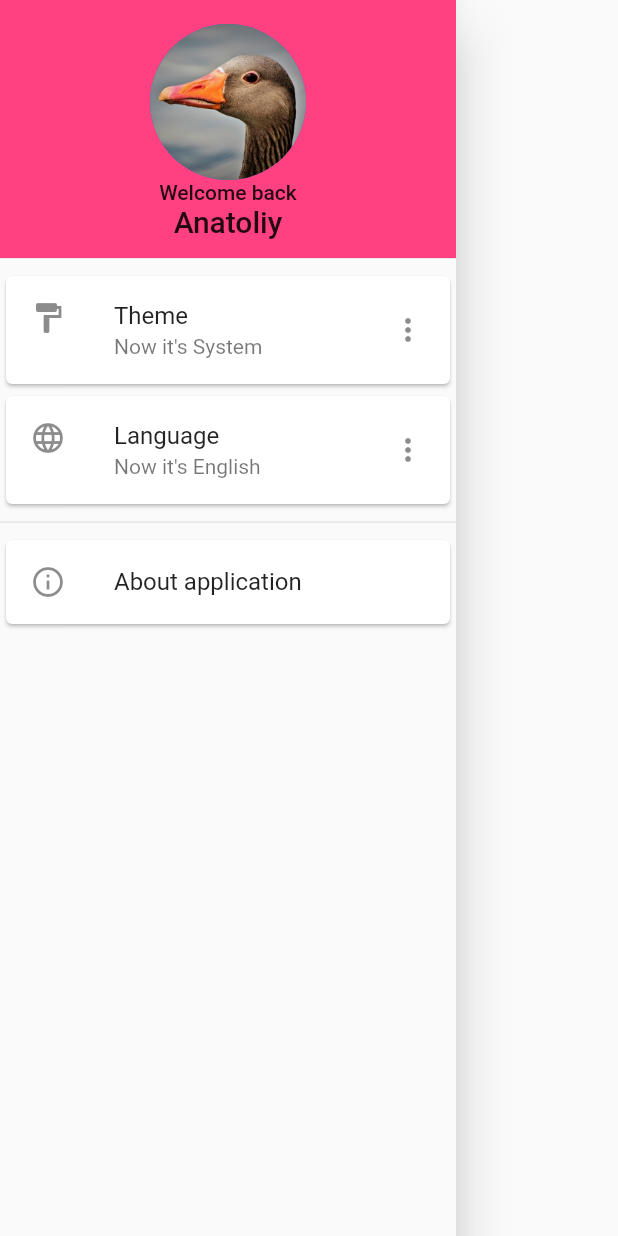
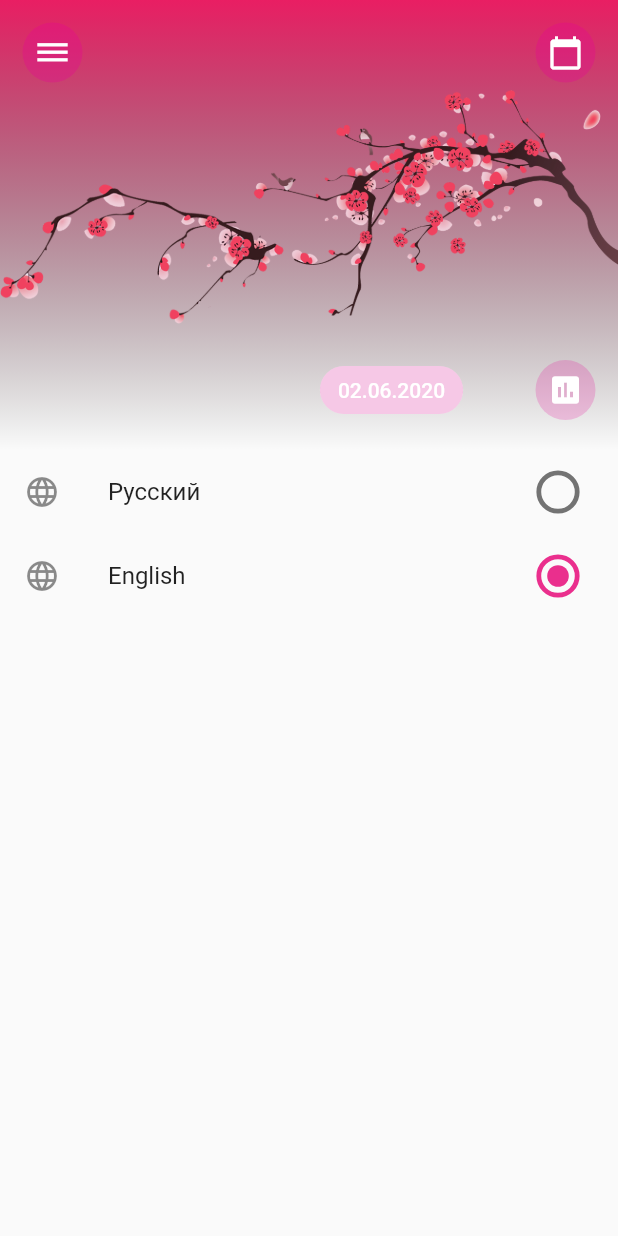
Before and after one commit to IDHaunter/affairs, a Flutter app: the NavigationDrawer widget shown alone on an empty page, opened directly, after a tap on "Language", on a phone screen of 412 x 824 dp. Run offline on Flutter 3.47's test engine with Material 2 defaults, Android fonts, the phone set to English and light mode, and no system bars; our stand-ins replace get_it, google_fonts, shared_preferences; accounts and stored records are empty; generated files the repository leaves out were written again; statements that could not run were skipped.

Commit message:
language handler and provider added

```diff
--- /dev/null
+++ b/lib/app/pages/language_page.dart
@@ -0,0 +1,64 @@
+import 'package:affairs/app/widgets/top_bar.dart';
+import 'package:affairs/app/widgets/navigation_drawer.dart';
+import 'package:affairs/core/common_export.dart';
+
+class LanguagePage extends StatefulWidget {
+  const LanguagePage({super.key});
+
+  @override
+  State<LanguagePage> createState() => _LanguagePage();
+}
+
+class _LanguagePage extends State<LanguagePage> {
+  Language? _language = languageHandler.language;
+
+  @override
+  Widget build(BuildContext context) {
+    return Scaffold(
+      drawer: NavigationDrawer(),
+      body: Column(
+        children: <Widget>[
+          TopBar(),
+          ListTile(
+            leading: const Icon(Icons.language),
+            title: const Text('Русский'),
+            trailing: Transform.scale(
+              scale: 1.6,
+              child: Radio<Language>(
+                activeColor: curITheme.primary(),
+                value: Language.russian,
+                groupValue: _language,
+                onChanged: (Language? value) {
+                   setState(() {
+                     _language = value;
+                     languageHandler.updateLanguage(Language.russian, manually: true);
+                     Provider.of<LanguageModel>(context,listen: false).changeCurrentLocale(Language.russian);
+                   });
+                },
+              ),
+            ),
+          ),
+          ListTile(
+            leading: const Icon(Icons.language),
+            title: const Text('English'),
+            trailing: Transform.scale(
+              scale: 1.6,
+              child: Radio<Language>(
+                activeColor: curITheme.primary(),
+                value: Language.english,
+                groupValue: _language,
+                onChanged: (Language? value) {
+                   setState(() {
+                     _language = value;
+                     languageHandler.updateLanguage(Language.english, manually: true);
+                     Provider.of<LanguageModel>(context,listen: false).changeCurrentLocale(Language.english);
+                   });
+                },
+              ),
+            ),
+          ),
+        ],
+      ),
+    );
+  }
+}
--- a/lib/app/widgets/navigation_drawer.dart
+++ b/lib/app/widgets/navigation_drawer.dart
@@ -5,34 +5,55 @@ class NavigationDrawer extends StatelessWidget {
 
   @override
   Widget build(BuildContext context) {
+
+    String nameFromAppearance(Appearance appearance) {
+      switch (appearance) {
+        case Appearance.light:
+          return '${AppLocalizations.of(context)!.nowItIs} ${AppLocalizations.of(context)!.light.toLowerCase()}' ;
+        case Appearance.dark:
+          return '${AppLocalizations.of(context)!.nowItIs} ${AppLocalizations.of(context)!.dark.toLowerCase()}';
+        default:
+          return '${AppLocalizations.of(context)!.nowItIs} ${AppLocalizations.of(context)!.system.toLowerCase()}';
+      }
+    }
+
     return Drawer(
         child: ListView(
           children: [
             SizedBox(
               height: 180,
               child: DrawerHeader(
-
                 decoration: BoxDecoration(
-                  color: Colors.pinkAccent,
+                  color: curITheme.accent(),
                 ),
                 child: Column(
-                  children: [ CircleAvatar(
+                  children: [ InkWell(
+                    child: CircleAvatar(
+
                       radius: 52,
                       backgroundImage: Image.asset('assets/images/goose_640.jpg').image,
                       //backgroundColor: Colors.pink,
                     ),
-                    Text('Welcome back'),
-                    Text('Anatoliy', style: TextStyle(fontSize: 20)),
+                    onTap: () {Navigator.pushNamed(context, '/');},
+                  ),
+                    Text(AppLocalizations.of(context)!.welcomeBack ),
+                    const Text('Anatoliy', style: TextStyle(fontSize: 20)),
                   ],
                 ),
               ),
             ),
+            Container(
+             padding: const EdgeInsets.symmetric(horizontal: 4),
+              child: Column(
+                children: [
+
                   Card(
                     child: ListTile(
-                title: Text('Theme'),
-                subtitle: Text(Provider.of<ThemeModel>(context, listen: true ).sDrawer),
-                leading: Icon(Icons.format_paint),
-                trailing: Icon(Icons.more_vert),
+                      title: Text(AppLocalizations.of(context)!.theme),
+                      //subtitle: Text(Provider.of<ThemeModel>(context, listen: true ).sDrawer),
+                      subtitle: Text(nameFromAppearance(themeHandler.appearance)),
+                      leading: const Icon(Icons.format_paint),
+                      trailing: const Icon(Icons.more_vert),
                       onTap: () {
                         Navigator.pushNamed(context, '/theme_page');
                       },
@@ -40,21 +61,28 @@ class NavigationDrawer extends StatelessWidget {
                   ),
                   Card(
                     child: ListTile(
-                title: Text('Language'),
-                subtitle: Text("Now it's English"),
-                leading: Icon(Icons.language),
-                trailing: Icon(Icons.more_vert),
+                      title: Text(AppLocalizations.of(context)!.language),
+                      subtitle: Text(AppLocalizations.of(context)!.nowLanguage),
+                      leading: const Icon(Icons.language),
+                      trailing: const Icon(Icons.more_vert),
+                      onTap: () {
+                        Navigator.pushNamed(context, '/language_page');
+                      },
+                    ),
+                  ),
+                  const Divider(),
+                  Card(
+                    child: ListTile(
+                      title: Text(AppLocalizations.of(context)!.aboutApp),
+                      leading: const Icon(Icons.info_outline),
                       onTap: () {},
                     ),
                   ),
-            Divider(),
-            Card(
-              child: ListTile(
-                title: Text('About application'),
-                leading: Icon(Icons.info_outline),
-                onTap: () {},
+
+                ],
               ),
             ),
+
           ],
         ));
   }
--- a/lib/theme/theme_handler.dart
+++ b/lib/theme/theme_handler.dart
@@ -124,17 +124,7 @@ class ThemeHandler { //extends ChangeNotifier - поскольку за обно
   }
 }
 
-String nameFromAppearance(Appearance appearance) {
-  switch (appearance) {
-    case Appearance.light:
-      return "Now it's Light";
-    case Appearance.dark:
-      return "Now it's Dark";
-    default:
-      return "Now it's System";
-  }
-}
-////////////////////////////////////////////////////////////////////////////////
+//-------------------------------------------------------------------------------------------------------
 //Конструируем модель типа ThemeData для провайдера  исходя из данных носителя
 //чтобы её использовать в ChangeNotifierProvider который
 //и будет обновлять состояние приложения
@@ -148,8 +138,6 @@ class ThemeModel extends ChangeNotifier {
         : const ColorScheme.light(),
     // colorScheme: brightness == Brightness.dark ? const ColorScheme.dark() :  const ColorScheme.light(),
   );
-
-  String sDrawer = nameFromAppearance(themeHandler.appearance);
 
   //Добавляет в стандартную тёмную или светлую системную схему наши цвета из носителя
   addColors() {
@@ -170,7 +158,6 @@ class ThemeModel extends ChangeNotifier {
           : const ColorScheme.light(),
     );
     addColors();
-    sDrawer = nameFromAppearance(themeHandler.appearance);
     //Собственно уведомляем подписаных
     notifyListeners();
     }
```
Also changed, not shown: lib/app/pages/theme_page.dart (+14 -11 lines), lib/l10n/app_en.arb (+10 -1 lines), lib/l10n/app_ru.arb (+10 -1 lines), lib/l10n/language_handler.dart (+34 -9 lines), lib/main.dart (+14 -12 lines). Lines whose indentation alone changed are shown as unchanged.
